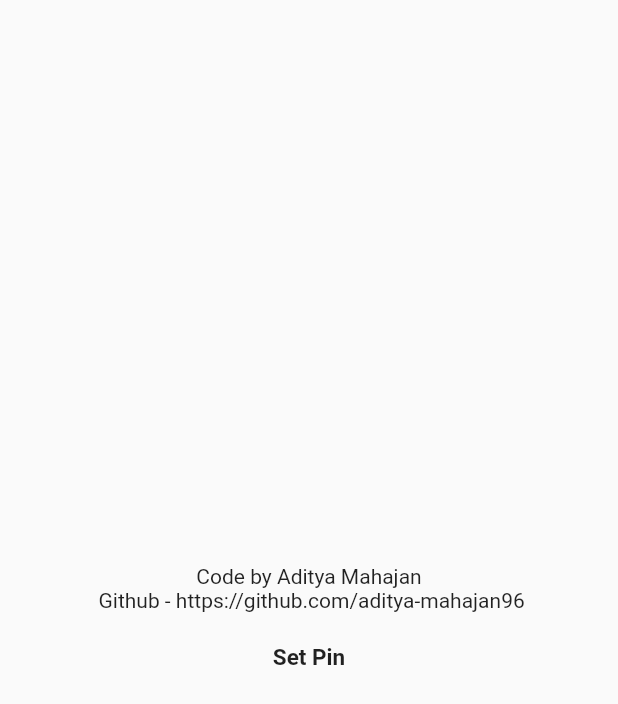
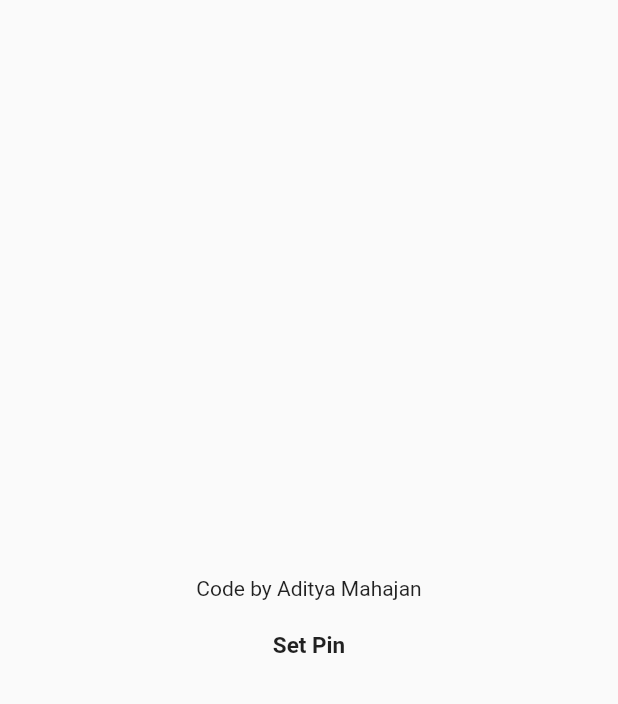
Before and after one commit to aditya-mahajan96/FingerprintSensor, a Flutter app: the screen it shows after launch, on a phone screen of 412 x 824 dp. Shown: the top 704 px of the screen. Run offline on Flutter 3.47's test engine with Material 2 defaults, Android fonts, the phone set to English and light mode, and no system bars; our stand-ins replace flutter_svg, local_auth, pin_code_text_field, shared_preferences.

```diff
--- a/lib/SplashScreen1.dart
+++ b/lib/SplashScreen1.dart
@@ -59,7 +59,7 @@ class _SplashScreen1State extends State<SplashScreen1> {
             ),
           ),
           child: Center(
-            child:  Text("Code by Aditya Mahajan \n Github - https://github.com/aditya-mahajan96",textAlign: TextAlign.center,),
+            child:  Text("Code by Aditya Mahajan",textAlign: TextAlign.center,),
           )),
     );
   }
--- a/lib/pincode/HomeScreen.dart
+++ b/lib/pincode/HomeScreen.dart
@@ -42,7 +42,7 @@ class _HomeScreenState extends State<HomeScreen> {
             crossAxisAlignment: CrossAxisAlignment.center,
             mainAxisAlignment: MainAxisAlignment.center,
             children: [
-              Text("Code by Aditya Mahajan \n Github - https://github.com/aditya-mahajan96",textAlign: TextAlign.center,),
+              Text("Code by Aditya Mahajan",textAlign: TextAlign.center,),
               SizedBox(
                 height: 20,
               ),
```
